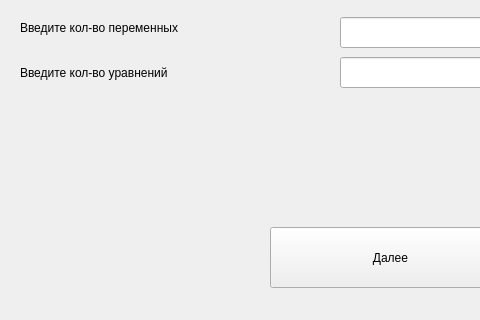
Qt form solution.ui (Haveryx/SimplexMethod) before a commit; both pictures show x 0 to 480 and y 103 to 423 of the 737 by 423 pixel window.
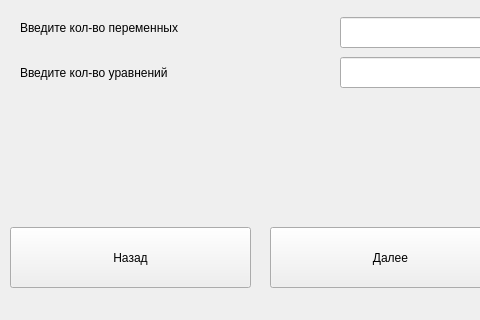
The same form after that commit.

```diff
--- a/solution.ui
+++ b/solution.ui
@@ -150,6 +150,22 @@
     <string>Exit</string>
    </property>
   </widget>
+  <widget class="QPushButton" name="back">
+   <property name="enabled">
+    <bool>true</bool>
+   </property>
+   <property name="geometry">
+    <rect>
+     <x>10</x>
+     <y>330</y>
+     <width>241</width>
+     <height>61</height>
+    </rect>
+   </property>
+   <property name="text">
+    <string>Назад</string>
+   </property>
+  </widget>
  </widget>
  <resources/>
  <connections/>
```
